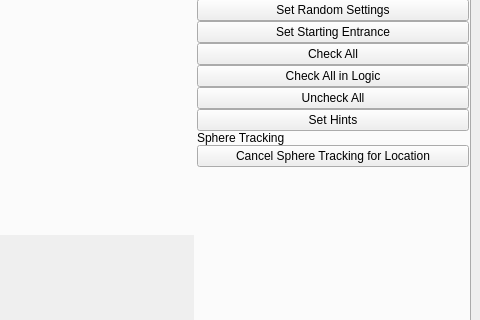
mint-choc-chip-skyblade/sshd-rando, file gui/ui/main.ui: the form before one commit; both pictures show x 907 to 1387 and y 100 to 420 of the 1387 by 845 pixel window.
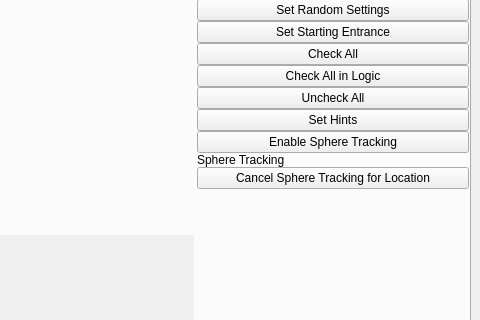
The form after the commit. The open tabs and pages were chosen to show the change. Custom widgets are drawn as their Qt base class.

Commit message: add toggle for sphere tracking, fix bug with autosave exception handling

```diff
--- a/gui/ui/main.ui
+++ b/gui/ui/main.ui
@@ -3820,6 +3820,13 @@
             </property>
            </widget>
           </item>
+          <item>
+           <widget class="TrackerToggleSTButton" name="toggle_sphere_tracking_button">
+            <property name="text">
+             <string>Enable Sphere Tracking</string>
+            </property>
+           </widget>
+          </item>
           <item>
           <widget class="QLabel" name="tracker_sphere_tracking_label">
               <property name="text">
@@ -4126,6 +4133,11 @@
    <extends>QCheckBox</extends>
    <header>gui/components/tristate_check_box</header>
   </customwidget>
+  <customwidget>
+   <class>TrackerToggleSTButton</class>
+   <extends>QPushButton</extends>
+   <header>gui/components/tracker_toggle_st_button</header>
+  </customwidget>
  </customwidgets>
  <resources/>
  <connections/>
```
The commit also changes 5 other files.
